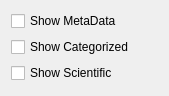
Before: the Qt Designer form ground/openpilotgcs/src/plugins/uavobjectbrowser/viewoptions.ui in openpilot/OpenPilot, drawn with Qt 5.
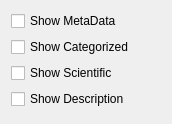
After: the same form once the commit is applied.

What changed in the file:
```diff
--- a/ground/openpilotgcs/src/plugins/uavobjectbrowser/viewoptions.ui
+++ b/ground/openpilotgcs/src/plugins/uavobjectbrowser/viewoptions.ui
@@ -6,8 +6,8 @@
    <rect>
     <x>0</x>
     <y>0</y>
-    <width>169</width>
-    <height>96</height>
+    <width>172</width>
+    <height>124</height>
    </rect>
   </property>
   <property name="windowTitle">
@@ -35,6 +35,13 @@
      </property>
     </widget>
    </item>
+   <item>
+    <widget class="QCheckBox" name="cbDescription">
+     <property name="text">
+      <string>Show Description</string>
+     </property>
+    </widget>
+   </item>
   </layout>
  </widget>
  <resources/>
```
